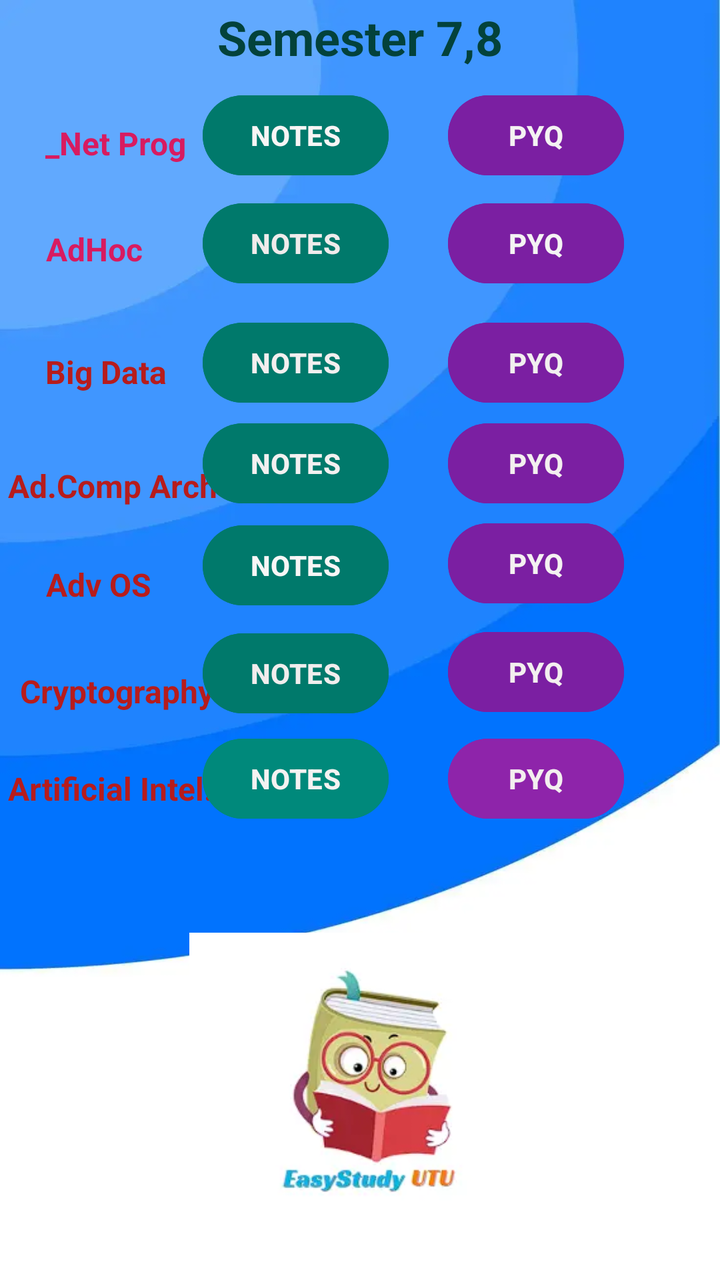
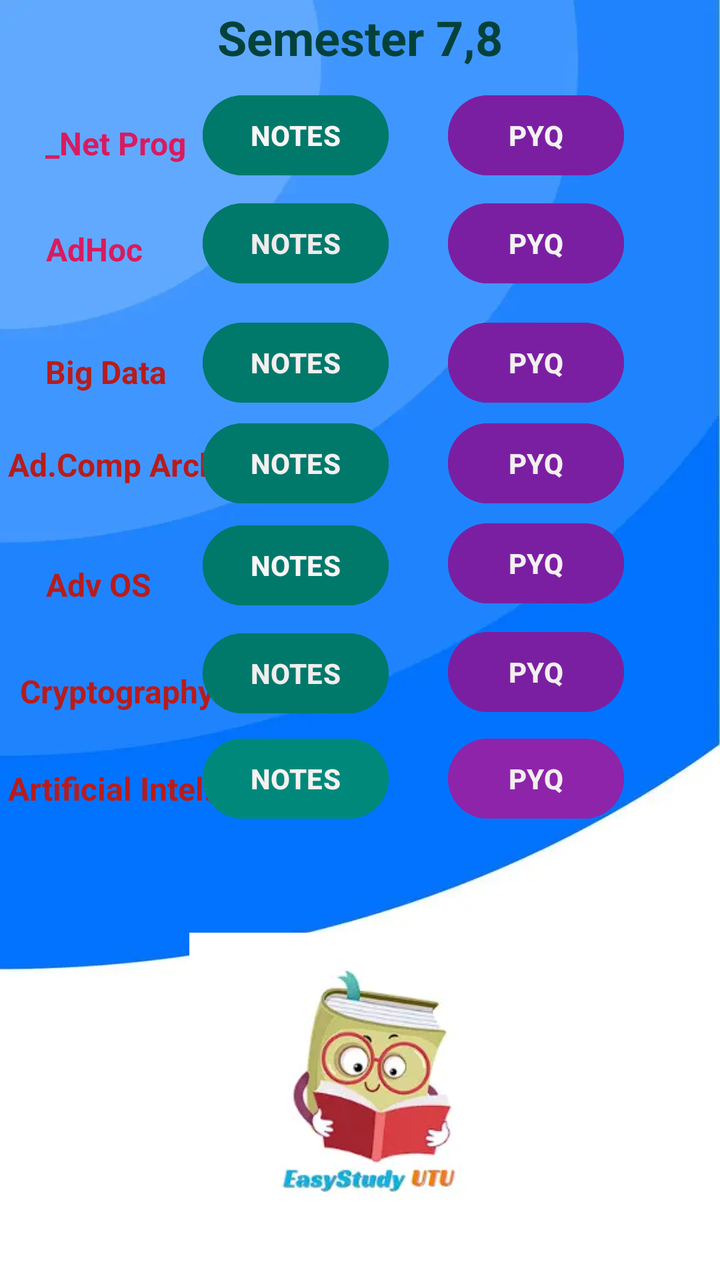

Two renders of the same Android screen: before a commit and after it. Below are the layout's source before the change and the commit's diff.
<!-- AndroidManifest.xml: application theme Theme.EasyStudyUTU -->
<!-- res/layout/activity_fourth_year.xml -->
<?xml version="1.0" encoding="utf-8"?>
<androidx.constraintlayout.widget.ConstraintLayout xmlns:android="http://schemas.android.com/apk/res/android"
    xmlns:app="http://schemas.android.com/apk/res-auto"
    xmlns:tools="http://schemas.android.com/tools"
    style="d"
    android:layout_width="match_parent"
    android:layout_height="match_parent"
    android:background="@drawable/background2"
    android:foregroundTint="#00897B"
    tools:context=".FourthYear">


    <TextView
        android:id="@+id/textView30"
        android:layout_width="wrap_content"
        android:layout_height="wrap_content"
        android:text="Cryptography"
        android:textColor="#B71C1C"
        android:textSize="16dp"
        android:textStyle="bold"
        app:layout_constraintBottom_toBottomOf="parent"
        app:layout_constraintEnd_toEndOf="parent"
        app:layout_constraintHorizontal_bias="0.038"
        app:layout_constraintStart_toStartOf="parent"
        app:layout_constraintTop_toTopOf="parent"
        app:layout_constraintVertical_bias="0.541" />

    <Button
        android:id="@+id/adhocpyq"
        android:layout_width="wrap_content"
        android:layout_height="wrap_content"
        android:backgroundTint="#7B1FA2"
        android:text="PYQ"
        android:textColor="#F4F3F3"
        android:textStyle="bold"
        app:layout_constraintBottom_toBottomOf="parent"
        app:layout_constraintEnd_toEndOf="parent"
        app:layout_constraintHorizontal_bias="0.823"
        app:layout_constraintStart_toStartOf="parent"
        app:layout_constraintTop_toTopOf="parent"
        app:layout_constraintVertical_bias="0.165" />

    <TextView
        android:id="@+id/textView25"
        android:layout_width="wrap_content"
        android:layout_height="wrap_content"
        android:foregroundTint="#F44336"
        android:text="Semester 7,8"
        android:textColor="#03423B"
        android:textSize="24dp"
        android:textStyle="bold"
        app:layout_constraintBottom_toBottomOf="parent"
        app:layout_constraintEnd_toEndOf="parent"
        app:layout_constraintStart_toStartOf="parent"
        app:layout_constraintTop_toTopOf="parent"
        app:layout_constraintVertical_bias="0.004" />

    <TextView
        android:id="@+id/textView26"
        android:layout_width="wrap_content"
        android:layout_height="wrap_content"
        android:text="_Net Prog"
        android:textColor="#D81B60"
        android:textSize="16dp"
        android:textStyle="bold"
        app:layout_constraintBottom_toBottomOf="parent"
        app:layout_constraintEnd_toEndOf="parent"
        app:layout_constraintHorizontal_bias="0.078"
        app:layout_constraintStart_toStartOf="parent"
        app:layout_constraintTop_toTopOf="parent"
        app:layout_constraintVertical_bias="0.098" />

    <Button
        android:id="@+id/dotnetnotes"
        android:layout_width="wrap_content"
        android:layout_height="wrap_content"
        android:backgroundTint="#00796B"
        android:text="NOTES"
        android:textColor="#F8F5F5"
        android:textStyle="bold"
        app:layout_constraintBottom_toBottomOf="parent"
        app:layout_constraintEnd_toEndOf="parent"
        app:layout_constraintHorizontal_bias="0.38"
        app:layout_constraintStart_toStartOf="parent"
        app:layout_constraintTop_toTopOf="parent"
        app:layout_constraintVertical_bias="0.074" />

    <Button
        android:id="@+id/dotnetpyq"
        android:layout_width="wrap_content"
        android:layout_height="wrap_content"
        android:backgroundTint="#7B1FA2"
        android:text="PYQ"
        android:textColor="#F4F2F2"
        android:textStyle="bold"
        app:layout_constraintBottom_toBottomOf="parent"
        app:layout_constraintEnd_toEndOf="parent"
        app:layout_constraintHorizontal_bias="0.823"
        app:layout_constraintStart_toStartOf="parent"
        app:layout_constraintTop_toTopOf="parent"
        app:layout_constraintVertical_bias="0.074" />

    <TextView
        android:id="@+id/textView27"
        android:layout_width="wrap_content"
        android:layout_height="wrap_content"
        android:text="AdHoc "
        android:textColor="#D81B60"
        android:textSize="16dp"
        android:textStyle="bold"
        app:layout_constraintBottom_toBottomOf="parent"
        app:layout_constraintEnd_toEndOf="parent"
        app:layout_constraintHorizontal_bias="0.075"
        app:layout_constraintStart_toStartOf="parent"
        app:layout_constraintTop_toTopOf="parent"
        app:layout_constraintVertical_bias="0.184" />

    <Button
        android:id="@+id/adhocnotes"
        android:layout_width="wrap_content"
        android:layout_height="wrap_content"
        android:backgroundTint="#00796B"
        android:text="NOTES"
        android:textColor="#EFEBEB"
        android:textStyle="bold"
        app:layout_constraintBottom_toBottomOf="parent"
        app:layout_constraintEnd_toEndOf="parent"
        app:layout_constraintHorizontal_bias="0.38"
        app:layout_constraintStart_toStartOf="parent"
        app:layout_constraintTop_toTopOf="parent"
        app:layout_constraintVertical_bias="0.165" />

    <TextView
        android:id="@+id/textView28"
        android:layout_width="wrap_content"
        android:layout_height="wrap_content"
        android:text="Big Data"
        android:textAllCaps="false"
        android:textColor="#B71C1C"
        android:textSize="16dp"
        android:textStyle="bold"
        app:layout_constraintBottom_toBottomOf="parent"
        app:layout_constraintEnd_toEndOf="parent"
        app:layout_constraintHorizontal_bias="0.076"
        app:layout_constraintStart_toStartOf="parent"
        app:layout_constraintTop_toTopOf="parent"
        app:layout_constraintVertical_bias="0.283" />

    <Button
        android:id="@+id/bigdatanotes"
        android:layout_width="wrap_content"
        android:layout_height="wrap_content"
        android:backgroundTint="#00796B"
        android:text="NOTES"
        android:textColor="#F3EFEF"
        android:textStyle="bold"
        app:layout_constraintBottom_toBottomOf="parent"
        app:layout_constraintEnd_toEndOf="parent"
        app:layout_constraintHorizontal_bias="0.38"
        app:layout_constraintStart_toStartOf="parent"
        app:layout_constraintTop_toTopOf="parent"
        app:layout_constraintVertical_bias="0.266" />

    <Button
        android:id="@+id/bigdatapyq"
        android:layout_width="wrap_content"
        android:layout_height="wrap_content"
        android:backgroundTint="#7B1FA2"
        android:text="PYQ"
        android:textColor="#F1EFEF"
        android:textStyle="bold"
        app:layout_constraintBottom_toBottomOf="parent"
        app:layout_constraintEnd_toEndOf="parent"
        app:layout_constraintHorizontal_bias="0.823"
        app:layout_constraintStart_toStartOf="parent"
        app:layout_constraintTop_toTopOf="parent"
        app:layout_constraintVertical_bias="0.266" />

    <TextView
        android:id="@+id/textView24"
        android:layout_width="wrap_content"
        android:layout_height="wrap_content"
        android:text="Ad.Comp Arch"
        android:textColor="#B71C1C"
        android:textSize="16dp"
        android:textStyle="bold"
        app:layout_constraintBottom_toBottomOf="parent"
        app:layout_constraintEnd_toEndOf="parent"
        app:layout_constraintHorizontal_bias="0.016"
        app:layout_constraintStart_toStartOf="parent"
        app:layout_constraintTop_toTopOf="parent"
        app:layout_constraintVertical_bias="0.375" />

    <Button
        android:id="@+id/advcoanotes"
        android:layout_width="wrap_content"
        android:layout_height="wrap_content"
        android:backgroundTint="#00796B"
        android:text="NOTES"
        android:textColor="#F3F0F0"
        android:textStyle="bold"
        app:layout_constraintBottom_toBottomOf="parent"
        app:layout_constraintEnd_toEndOf="parent"
        app:layout_constraintHorizontal_bias="0.38"
        app:layout_constraintStart_toStartOf="parent"
        app:layout_constraintTop_toTopOf="parent"
        app:layout_constraintVertical_bias="0.351" />

    <Button
        android:id="@+id/advcoapyq"
        android:layout_width="wrap_content"
        android:layout_height="wrap_content"
        android:backgroundTint="#7B1FA2"
        android:text="PYQ"
        android:textColor="#F3EFEF"
        android:textStyle="bold"
        app:layout_constraintBottom_toBottomOf="parent"
        app:layout_constraintEnd_toEndOf="parent"
        app:layout_constraintHorizontal_bias="0.823"
        app:layout_constraintStart_toStartOf="parent"
        app:layout_constraintTop_toTopOf="parent"
        app:layout_constraintVertical_bias="0.351" />

    <TextView
        android:id="@+id/textView29"
        android:layout_width="wrap_content"
        android:layout_height="wrap_content"
        android:text="Adv OS"
        android:textColor="#B71C1C"
        android:textSize="16dp"
        android:textStyle="bold"
        app:layout_constraintBottom_toBottomOf="parent"
        app:layout_constraintEnd_toEndOf="parent"
        app:layout_constraintHorizontal_bias="0.075"
        app:layout_constraintStart_toStartOf="parent"
        app:layout_constraintTop_toTopOf="parent"
        app:layout_constraintVertical_bias="0.455" />

    <Button
        android:id="@+id/advosnotes"
        android:layout_width="wrap_content"
        android:layout_height="wrap_content"
        android:backgroundTint="#00796B"
        android:text="NOTES"
        android:textColor="#F8F6F6"
        android:textStyle="bold"
        app:layout_constraintBottom_toBottomOf="parent"
        app:layout_constraintEnd_toEndOf="parent"
        app:layout_constraintHorizontal_bias="0.38"
        app:layout_constraintStart_toStartOf="parent"
        app:layout_constraintTop_toTopOf="parent"
        app:layout_constraintVertical_bias="0.437" />

    <Button
        android:id="@+id/advospyq"
        android:layout_width="wrap_content"
        android:layout_height="wrap_content"
        android:backgroundTint="#7B1FA2"
        android:text="PYQ"
        android:textColor="#F4F1F1"
        android:textStyle="bold"
        app:layout_constraintBottom_toBottomOf="parent"
        app:layout_constraintEnd_toEndOf="parent"
        app:layout_constraintHorizontal_bias="0.823"
        app:layout_constraintStart_toStartOf="parent"
        app:layout_constraintTop_toTopOf="@+id/textView25"
        app:layout_constraintVertical_bias="0.433" />

    <Button
        android:id="@+id/cryptonotes"
        android:layout_width="wrap_content"
        android:layout_height="wrap_content"
        android:backgroundTint="#00796B"
        android:text="NOTES"
        android:textColor="#F1EDED"
        android:textStyle="bold"
        app:layout_constraintBottom_toBottomOf="parent"
        app:layout_constraintEnd_toEndOf="parent"
        app:layout_constraintHorizontal_bias="0.38"
        app:layout_constraintStart_toStartOf="parent"
        app:layout_constraintTop_toTopOf="parent"
        app:layout_constraintVertical_bias="0.528" />

    <Button
        android:id="@+id/cryptopyq"
        android:layout_width="wrap_content"
        android:layout_height="wrap_content"
        android:backgroundTint="#7B1FA2"
        android:text="PYQ"
        android:textColor="#F3EFEF"
        android:textStyle="bold"
        app:layout_constraintBottom_toBottomOf="parent"
        app:layout_constraintEnd_toEndOf="parent"
        app:layout_constraintHorizontal_bias="0.823"
        app:layout_constraintStart_toStartOf="parent"
        app:layout_constraintTop_toTopOf="@+id/textView25"
        app:layout_constraintVertical_bias="0.525" />

    <ImageView
        android:id="@+id/imageView7"
        android:layout_width="171dp"
        android:layout_height="185dp"
        app:layout_constraintBottom_toBottomOf="parent"
        app:layout_constraintEnd_toEndOf="parent"
        app:layout_constraintStart_toStartOf="parent"
        app:layout_constraintTop_toTopOf="parent"
        app:layout_constraintVertical_bias="1.0"
        app:srcCompat="@drawable/applogo" />

    <TextView
        android:id="@+id/textView31"
        android:layout_width="wrap_content"
        android:layout_height="wrap_content"
        android:backgroundTint="#D81B60"
        android:text="Artificial Intel."
        android:textColor="#B71C1C"
        android:textSize="16dp"
        android:textStyle="bold"
        app:layout_constraintBottom_toBottomOf="parent"
        app:layout_constraintEnd_toEndOf="parent"
        app:layout_constraintHorizontal_bias="0.016"
        app:layout_constraintStart_toStartOf="parent"
        app:layout_constraintTop_toTopOf="parent"
        app:layout_constraintVertical_bias="0.62" />

    <Button
        android:id="@+id/ainotes"
        android:layout_width="wrap_content"
        android:layout_height="wrap_content"
        android:backgroundTint="#00897B"
        android:text="NOTES"
        android:textColor="#F4F2F2"
        android:textStyle="bold"
        app:layout_constraintBottom_toBottomOf="parent"
        app:layout_constraintEnd_toEndOf="parent"
        app:layout_constraintHorizontal_bias="0.38"
        app:layout_constraintStart_toStartOf="parent"
        app:layout_constraintTop_toTopOf="parent"
        app:layout_constraintVertical_bias="0.617" />

    <Button
        android:id="@+id/aipyq"
        android:layout_width="wrap_content"
        android:layout_height="wrap_content"
        android:backgroundTint="#8E24AA"
        android:text="PYQ"
        android:textColor="#F3EFEF"
        android:textStyle="bold"
        app:layout_constraintBottom_toBottomOf="parent"
        app:layout_constraintEnd_toEndOf="parent"
        app:layout_constraintHorizontal_bias="0.823"
        app:layout_constraintStart_toStartOf="parent"
        app:layout_constraintTop_toTopOf="parent"
        app:layout_constraintVertical_bias="0.617" />

</androidx.constraintlayout.widget.ConstraintLayout>
<!-- resources referenced by this layout -->
<resources>
  <!-- drawable applogo: webp bitmap (drawable, 4716 bytes) -->
  <!-- drawable background2: webp bitmap (drawable, 6770 bytes) -->
  <style name="Theme.EasyStudyUTU" parent="Base.Theme.EasyStudyUTU" />
  <style name="Base.Theme.EasyStudyUTU" parent="Theme.Material3.DayNight.NoActionBar">
          
          
      </style>
</resources>

<!-- the commit's change to res/layout/activity_fourth_year.xml (unified diff, before → after) -->
@@ -189,7 +189,7 @@
         app:layout_constraintHorizontal_bias="0.016"
         app:layout_constraintStart_toStartOf="parent"
         app:layout_constraintTop_toTopOf="parent"
-        app:layout_constraintVertical_bias="0.375" />
+        app:layout_constraintVertical_bias="0.358" />
 
     <Button
         android:id="@+id/advcoanotes"
